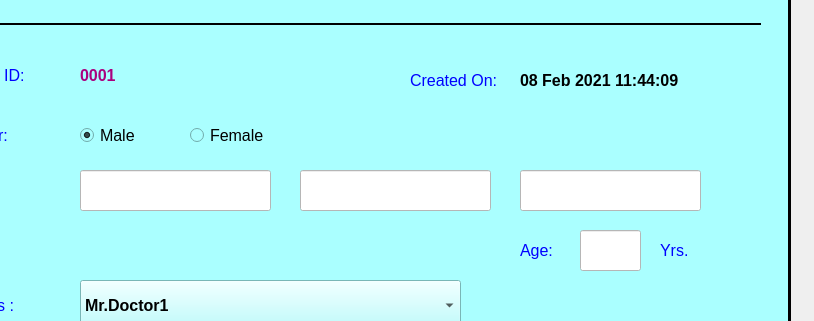
First picture: the form in URmini-Waveshare/ui/11_patient_save.ui, repository sanjaymanegit/testRepo, before the edit; both pictures show x 210 to 1024 and y 120 to 441 of the 1024 by 600 pixel window.
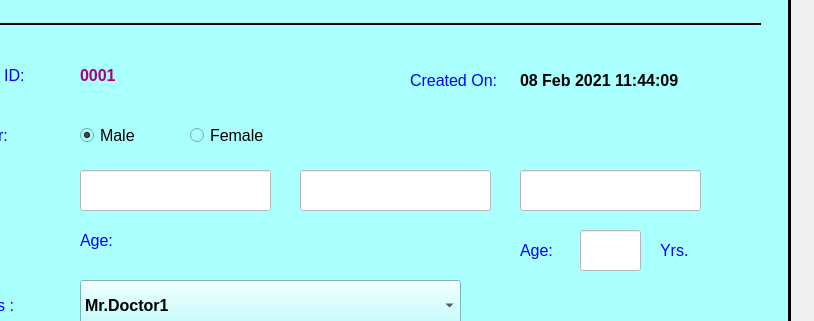
Second picture: the form after the edit.

The edit to the form file:
```diff
--- a/URmini-Waveshare/ui/11_patient_save.ui
+++ b/URmini-Waveshare/ui/11_patient_save.ui
@@ -49,7 +49,7 @@
       <rect>
        <x>710</x>
        <y>160</y>
-       <width>161</width>
+       <width>191</width>
        <height>41</height>
       </rect>
      </property>
@@ -719,6 +719,28 @@
       <string notr="true">background-color: rgb(255, 255, 255);</string>
      </property>
     </widget>
+    <widget class="QLabel" name="label_14">
+     <property name="geometry">
+      <rect>
+       <x>270</x>
+       <y>320</y>
+       <width>51</width>
+       <height>41</height>
+      </rect>
+     </property>
+     <property name="font">
+      <font>
+       <family>Arial</family>
+       <pointsize>12</pointsize>
+      </font>
+     </property>
+     <property name="styleSheet">
+      <string notr="true">color: rgb(0, 0, 255);</string>
+     </property>
+     <property name="text">
+      <string>Age:</string>
+     </property>
+    </widget>
    </widget>
   </widget>
   <widget class="QMenuBar" name="menubar">
```
